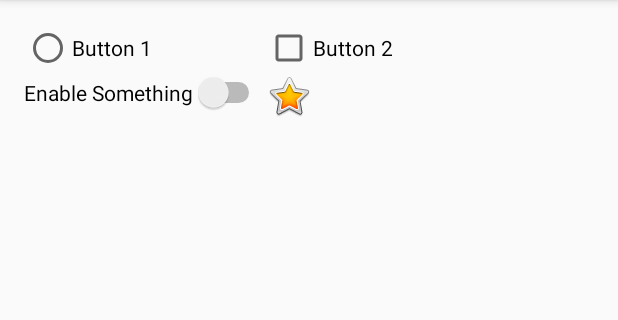
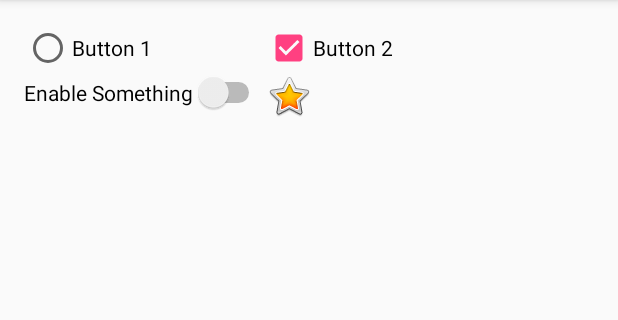
Before and after one commit to gord0213/Lab2, an Android app: the ListItemsActivity screen opened directly, with no data from a screen before it, after a tap on "Image Button", on a phone screen of 412 x 824 dp, the part 84-404 px from its top. Run offline under Robolectric (Android 15) with nearby library versions, the phone set to English and light mode, and no system bars; 1 other tap on this screen came first.

Commit message:
Finished Lab 3

```diff
--- a/app/src/main/java/com/example/mike/lab2/LoginActivity.java
+++ b/app/src/main/java/com/example/mike/lab2/LoginActivity.java
@@ -11,10 +11,7 @@ import android.support.v7.widget.Toolbar;
 import android.util.Log;
 import android.view.View;
 import android.widget.Button;
-import android.widget.CompoundButton;
 import android.widget.EditText;
-import android.widget.Switch;
-import android.widget.Toast;
 
 public class LoginActivity extends AppCompatActivity {
     protected static final String ACTIVITY_NAME = "LoginActivity";
--- a/app/src/main/res/layout/activity_list_items.xml
+++ b/app/src/main/res/layout/activity_list_items.xml
@@ -19,7 +19,9 @@
         android:layout_height="wrap_content"
         android:layout_width="wrap_content"
         android:text="@string/Button2"
-        android:id="@+id/CheckBoxButton"/>
+        android:id="@+id/CheckBoxButton"
+        android:nestedScrollingEnabled="false"
+        android:onClick="onCheckboxClicked" />
     <Switch
         android:text="@string/Switch"
         android:id="@+id/SwitchButton"/>
--- a/app/src/main/res/layout/content_login.xml
+++ b/app/src/main/res/layout/content_login.xml
@@ -23,7 +23,6 @@
         android:layout_width="match_parent"
         android:layout_height="wrap_content"
         android:inputType="textEmailAddress"
-        android:text="@string/Login_Name"
         android:labelFor="@string/Login_Name"
         android:id="@+id/EditText"/>
     <TextView
--- a/app/src/main/res/values/strings.xml
+++ b/app/src/main/res/values/strings.xml
@@ -12,8 +12,8 @@
     <string name="Switch">Enable Something</string>
     <string name="ImageButton">Image Button</string>
     <string name="LoginButton">Login</string>
-    <string name="dialog_message">Message</string>
+    <string name="dialog_message">Would you like to quit?</string>
     <string name="cancel">Cancle</string>
-    <string name="dialog_title">Title</string>
+    <string name="dialog_title">Quit?</string>
     <string name="ok">OK</string>
 </resources>
```
Also changed, not shown: app/src/main/java/com/example/mike/lab2/ListItemsActivity.java (+4 -8 lines), 1 other file.
